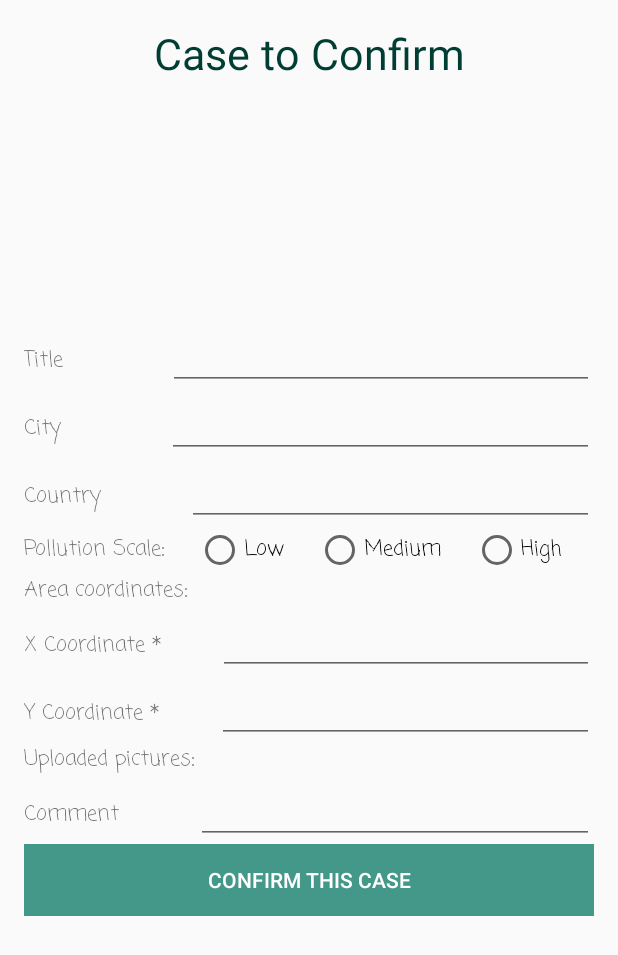
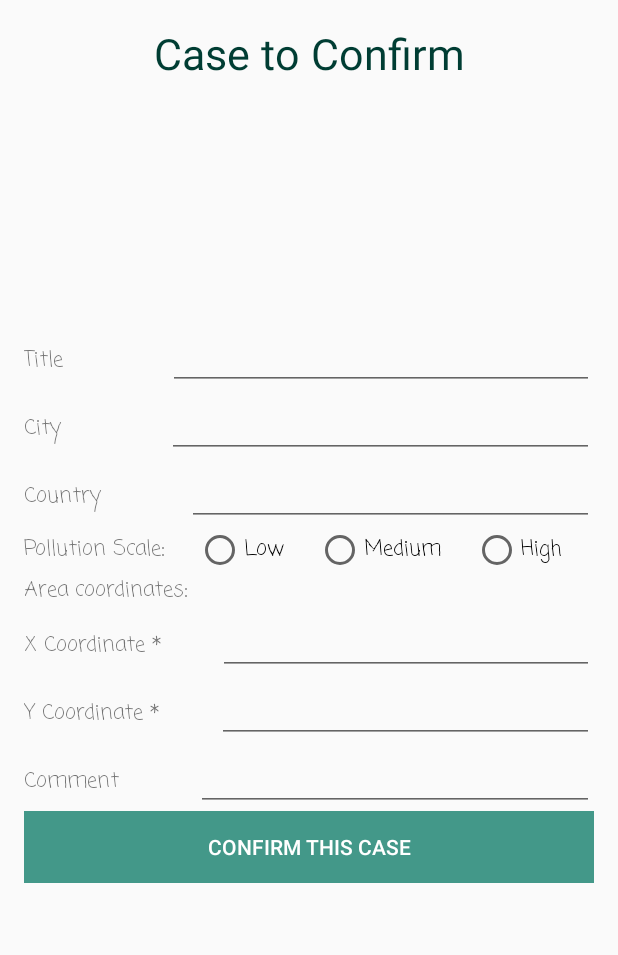
Before and after one commit to poischen/powerrangers, an Android app: the fragment FragmentDetailConfirmerCase placed in its activity, on a phone screen of 412 x 824 dp. Shown: the top 955 px of the screen. Run offline under Robolectric (Android 15) with nearby library versions, the phone set to English and light mode, and no system bars; our stand-ins replace Firebase (no records; nobody signed in at launch, a user with empty details on screens opened directly); 17 statements that could not run were skipped.

Commit message:
deleted not needed uploaded pictures field in confirmercasedetail

```diff
--- a/Android/app/src/main/java/msp/powerrangers/ui/FragmentDetailConfirmerCase.java
+++ b/Android/app/src/main/java/msp/powerrangers/ui/FragmentDetailConfirmerCase.java
@@ -61,7 +61,6 @@ public class FragmentDetailConfirmerCase extends Fragment {
     private TextView textViewConfirmCaseAreaCoordinates;
     private TextView textViewConfirmCaseXCoordinate;
     private TextView textViewConfirmCaseYCoordinate;
-    private TextView textViewConfirmUploadedPictures;
     private TextView textViewConfirmCaseInformation;
 
     // edit Texts
@@ -79,7 +78,7 @@ public class FragmentDetailConfirmerCase extends Fragment {
 
     // buttons
     private Button buttonConfirmCaseReport;
-    private ImageView imageViewConfirmUploadedPicture;
+
 
     //swipegallery
     ViewPager viewPager;
@@ -151,7 +150,6 @@ public class FragmentDetailConfirmerCase extends Fragment {
         textViewConfirmCaseAreaCoordinates = (TextView) view.findViewById(R.id.textViewConfirmCaseAreaCoordinates);
         textViewConfirmCaseXCoordinate = (TextView) view.findViewById(R.id.textViewConfirmCaseXCoordinate);
         textViewConfirmCaseYCoordinate = (TextView) view.findViewById(R.id.textViewConfirmCaseYCoordinate);
-        textViewConfirmUploadedPictures = (TextView) view.findViewById(R.id.textViewConfirmUploadedPictures);
         textViewConfirmCaseInformation = (TextView) view.findViewById(R.id.textViewConfirmCaseInformation);
         viewPager = (ViewPager) view.findViewById(R.id.fConfirmCaseViewPager);
         FragmentDetailConfirmerCase.ImageAdapter adapter = new FragmentDetailConfirmerCase.ImageAdapter(this.getContext());
@@ -174,9 +172,6 @@ public class FragmentDetailConfirmerCase extends Fragment {
 
         // buttons
         buttonConfirmCaseReport = (Button) view.findViewById(R.id.buttonConfirmCaseReport);
-        imageViewConfirmUploadedPicture = (ImageView) view.findViewById(R.id.imageViewConfirmUploadedPicture);
-
-        // eventuell todo ActionBar
 
         // fill in information from detective case in EditTexts
         dbRefCases = FirebaseDatabase.getInstance().getReference("cases");
--- a/Android/app/src/main/res/layout/fr_detail_confirmer_case.xml
+++ b/Android/app/src/main/res/layout/fr_detail_confirmer_case.xml
@@ -222,35 +222,6 @@
                     android:orientation="horizontal">
 
                     <TextView
-                        android:id="@+id/textViewConfirmUploadedPictures"
-                        android:layout_width="wrap_content"
-                        android:layout_height="wrap_content"
-                        android:layout_weight="1"
-                        android:text="@string/reportUploadedPicture"
-                        android:fontFamily="casual"/>
-
-                </LinearLayout>
-
-                <LinearLayout
-                    android:layout_width="match_parent"
-                    android:layout_height="match_parent"
-                    android:orientation="horizontal">
-
-                    <ImageView
-                        android:id="@+id/imageViewConfirmUploadedPicture"
-                        android:layout_width="60dp"
-                        android:layout_height="60dp"
-                        android:layout_weight="1"
-                        android:visibility="gone"
-                        app:srcCompat="@android:drawable/btn_star" />
-                </LinearLayout>
-
-                <LinearLayout
-                    android:layout_width="match_parent"
-                    android:layout_height="match_parent"
-                    android:orientation="horizontal">
-
-                    <TextView
                         android:id="@+id/textViewConfirmCaseInformation"
                         android:layout_width="wrap_content"
                         android:layout_height="wrap_content"
```
